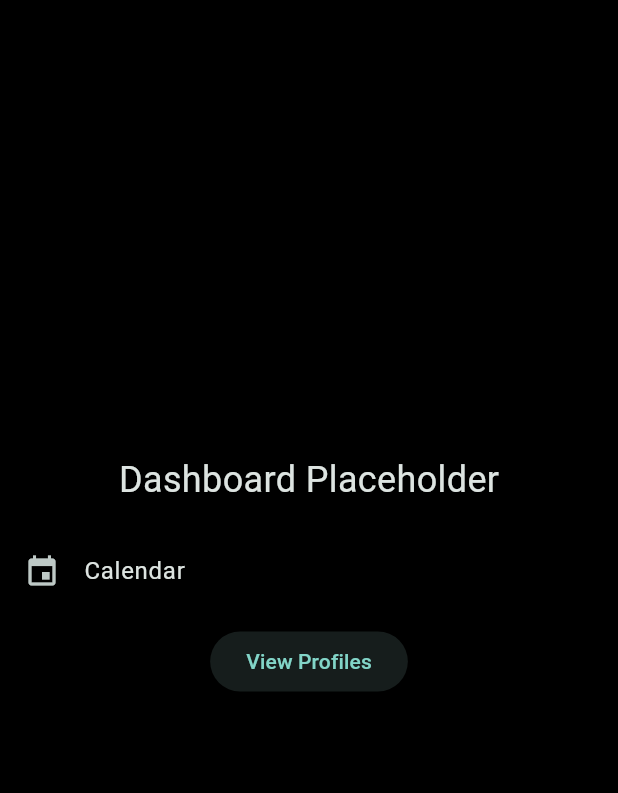
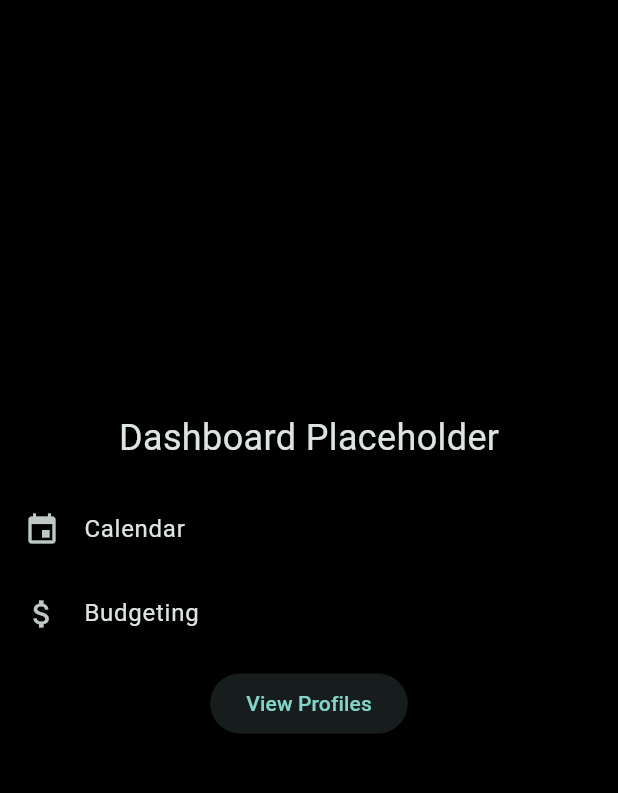
Before and after one commit to Soulcrypt/family-hub, a Flutter app: the screen it shows after launch, on a phone screen of 412 x 824 dp, the part 84-877 px from its top. Run offline on Flutter 3.47's test engine with Material 3 defaults, Android fonts, the light colour scheme and no system bars; our stand-ins replace go_router.

Commit message:
Add go_router navigation

```diff
--- a/lib/features/dashboard/dashboard_screen.dart
+++ b/lib/features/dashboard/dashboard_screen.dart
@@ -1,6 +1,6 @@
 import 'package:flutter/material.dart';
-import '../profiles/profiles_screen.dart';
 import '../../shared/widgets/module_tile.dart';
+import 'package:go_router/go_router.dart';
 
 class DashboardScreen extends StatelessWidget {
   const DashboardScreen({super.key});
@@ -20,19 +20,17 @@ class DashboardScreen extends StatelessWidget {
               style: TextStyle(fontSize: 24),
             ),
             const SizedBox(height: 16),
-            ModuleTile(
+            const ModuleTile(
               moduleName: 'Calendar',
               icon: Icons.event,
             ),
+            const ModuleTile(
+              moduleName: 'Budgeting',
+              icon: Icons.attach_money,
+            ),
             const SizedBox(height: 8),
             ElevatedButton(
-              onPressed: () {
-                Navigator.of(context).push(
-                  MaterialPageRoute(
-                    builder: (context) => const ProfilesScreen(),
-                  ),
-                );
-              },
+              onPressed: () => context.go('/profiles'),
               child: const Text('View Profiles'),
             ),
           ],
--- a/lib/main.dart
+++ b/lib/main.dart
@@ -1,5 +1,5 @@
 import 'package:flutter/material.dart';
-import 'features/dashboard/dashboard_screen.dart';
+import 'router.dart';
 
 void main() {
   runApp(const FamilyHubApp());
@@ -10,7 +10,7 @@ class FamilyHubApp extends StatelessWidget {
 
   @override
   Widget build(BuildContext context) {
-    return MaterialApp(
+    return MaterialApp.router(
       title: 'Family Hub',
       theme: ThemeData(
         useMaterial3: true,
@@ -18,7 +18,7 @@ class FamilyHubApp extends StatelessWidget {
         scaffoldBackgroundColor: Colors.black,
         colorSchemeSeed: Colors.teal,
       ),
-      home: const DashboardScreen(),
+      routerConfig: appRouter,
     );
   }
 }
--- /dev/null
+++ b/lib/router.dart
@@ -0,0 +1,29 @@
+import 'package:flutter/material.dart';
+import 'package:go_router/go_router.dart';
+
+import 'features/dashboard/dashboard_screen.dart';
+import 'modules/calendar/calendar_screen.dart';
+import 'modules/budgeting/budgeting_screen.dart';
+import 'features/profiles/profiles_screen.dart';
+
+final GoRouter appRouter = GoRouter(
+  initialLocation: '/dashboard',
+  routes: [
+    GoRoute(
+      path: '/dashboard',
+      builder: (context, state) => const DashboardScreen(),
+    ),
+    GoRoute(
+      path: '/calendar',
+      builder: (context, state) => const CalendarScreen(),
+    ),
+    GoRoute(
+      path: '/budgeting',
+      builder: (context, state) => const BudgetingScreen(),
+    ),
+    GoRoute(
+      path: '/profiles',
+      builder: (context, state) => const ProfilesScreen(),
+    ),
+  ],
+);
--- a/lib/shared/widgets/module_tile.dart
+++ b/lib/shared/widgets/module_tile.dart
@@ -1,5 +1,5 @@
 import 'package:flutter/material.dart';
-import '../../modules/calendar/calendar_screen.dart';
+import 'package:go_router/go_router.dart';
 
 /// Tile widget for launching a module screen.
 class ModuleTile extends StatelessWidget {
@@ -12,10 +12,12 @@ class ModuleTile extends StatelessWidget {
     required this.icon,
   });
 
-  Widget? _screenForModule() {
+  String? _routeForModule() {
     switch (moduleName.toLowerCase()) {
       case 'calendar':
-        return const CalendarScreen();
+        return '/calendar';
+      case 'budgeting':
+        return '/budgeting';
       default:
         return null;
     }
@@ -23,18 +25,12 @@ class ModuleTile extends StatelessWidget {
 
   @override
   Widget build(BuildContext context) {
-    final screen = _screenForModule();
+    final route = _routeForModule();
 
     return ListTile(
       leading: Icon(icon),
       title: Text(moduleName),
-      onTap: screen == null
-          ? null
-          : () {
-              Navigator.of(context).push(
-                MaterialPageRoute(builder: (_) => screen),
-              );
-            },
+      onTap: route == null ? null : () => context.go(route),
     );
   }
 }
```
Also changed, not shown: lib/modules/budgeting/budgeting_screen.dart (added, +29 -0 lines).
